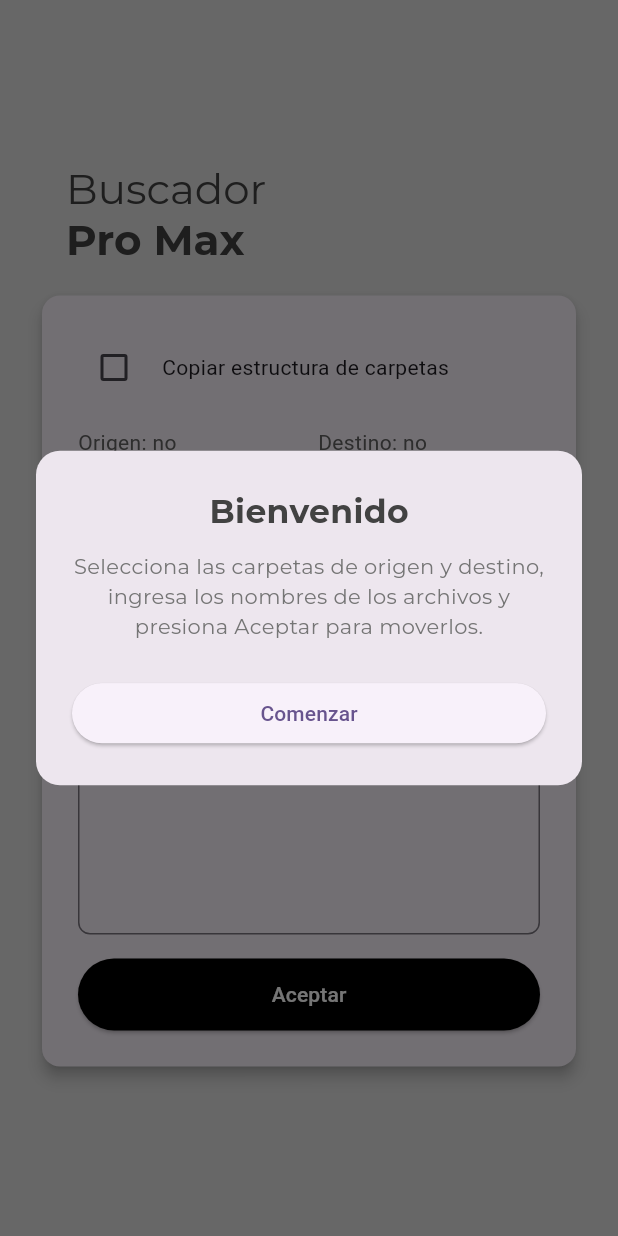
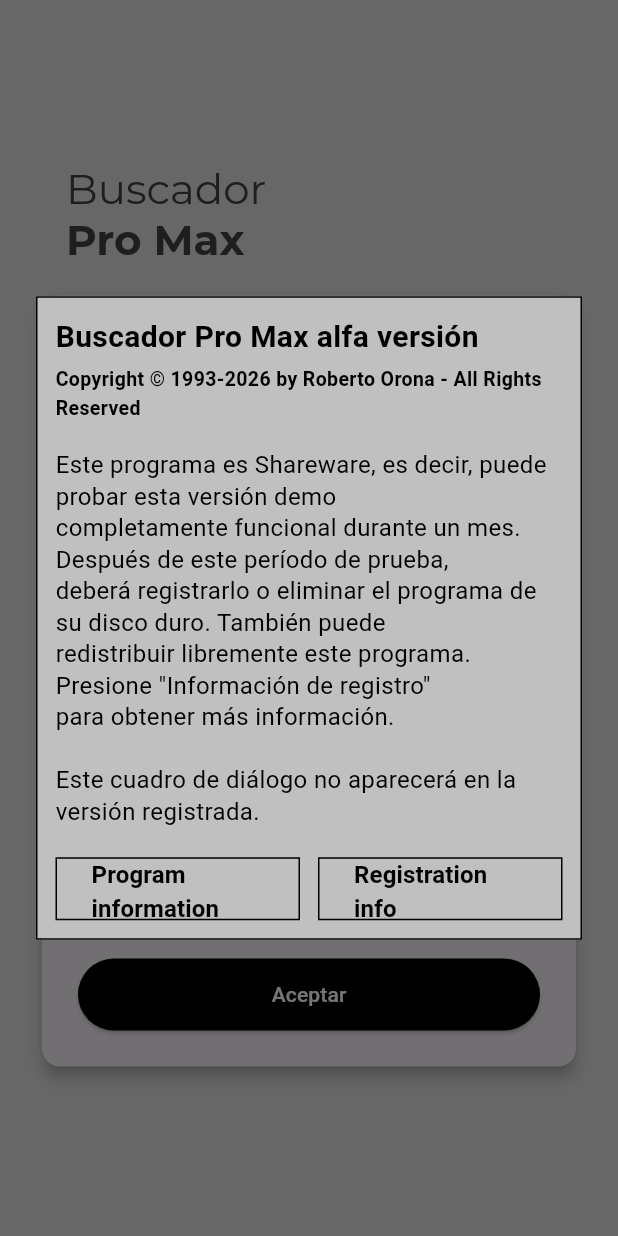
Before and after one commit to RobertoOrona90/buscador, a Flutter app: the screen it shows after launch, on a phone screen of 412 x 824 dp. Run offline on Flutter 3.47's test engine with Material 3 defaults, Android fonts, the phone set to English and light mode, and no system bars; our stand-ins replace file_picker, google_fonts; Roboto replaces fonts that are missing (Arial).

Commit message:
new version

```diff
--- a/lib/presentation/file_manager_widget.dart
+++ b/lib/presentation/file_manager_widget.dart
@@ -4,6 +4,7 @@ import 'package:buscador/presentation/file_input_field.dart';
 import 'package:buscador/presentation/file_manager_btn_accept.dart';
 import 'package:buscador/presentation/folder_selector_button.dart';
 import 'package:buscador/presentation/label_input_multiline.dart';
+import 'package:buscador/presentation/total_commander_dialog.dart';
 import 'package:buscador/helpers/dn_modals.dart';
 import 'package:file_picker/file_picker.dart';
 import 'package:flutter/material.dart';
@@ -31,40 +32,9 @@ class _FileManagerWidgetState extends State<FileManagerWidget> {
 
   Future<void> _showWelcomeDialog() async {
     await DnModals(context: context).showDialogWidget(
-      barrierDismissible: false,
-      child: Padding(
-        padding: const EdgeInsets.all(24.0),
-        child: Column(
-          mainAxisSize: MainAxisSize.min,
-          children: [
-            Text(
-              'Bienvenido',
-              style: GoogleFonts.montserrat(
-                fontSize: 22.0,
-                fontWeight: FontWeight.bold,
-                color: Colors.grey.shade800,
-              ),
-            ),
-            const SizedBox(height: 12.0),
-            Text(
-              'Selecciona las carpetas de origen y destino, ingresa los nombres de los archivos y presiona Aceptar para moverlos.',
-              style: GoogleFonts.montserrat(
-                fontSize: 14.0,
-                color: Colors.grey.shade600,
-              ),
-              textAlign: TextAlign.center,
-            ),
-            const SizedBox(height: 24.0),
-            SizedBox(
-              width: double.infinity,
-              child: ElevatedButton(
-                onPressed: () => Navigator.of(context).pop(),
-                child: const Text('Comenzar'),
-              ),
-            ),
-          ],
-        ),
-      ),
+      barrierDismissible: true,
+      borderRadius: BorderRadius.zero,
+      child: TotalCommanderDialog(),
     );
   }
 
--- /dev/null
+++ b/lib/presentation/total_commander_dialog.dart
@@ -0,0 +1,118 @@
+import 'package:flutter/material.dart';
+
+class TotalCommanderDialog extends StatelessWidget {
+  @override
+  Widget build(BuildContext context) {
+    return Container(
+      width: 720,
+      padding: const EdgeInsets.all(12),
+      decoration: BoxDecoration(
+        color: const Color(0xFFC0C0C0),
+        border: Border.all(color: Colors.black),
+      ),
+      child: Column(
+        mainAxisSize: MainAxisSize.min,
+        children: [
+          // Header
+          Row(
+            crossAxisAlignment: CrossAxisAlignment.start,
+            children: [
+              // Title + Subtitle
+              Expanded(
+                child: Column(
+                  crossAxisAlignment: CrossAxisAlignment.start,
+                  children: const [
+                    Text(
+                      'Buscador Pro Max alfa versión',
+                      style: TextStyle(
+                        fontSize: 20,
+                        fontWeight: FontWeight.bold,
+                        fontFamily: 'Arial',
+                        color: Colors.black,
+                      ),
+                    ),
+                    SizedBox(height: 4),
+                    Text(
+                      'Copyright © 1993-2026 by Roberto Orona - All Rights Reserved',
+                      style: TextStyle(
+                        fontSize: 13,
+                        fontWeight: FontWeight.bold,
+                        color: Colors.black,
+                      ),
+                    ),
+                  ],
+                ),
+              ),
+            ],
+          ),
+
+          const SizedBox(height: 18),
+
+          // Description
+          const Text(
+              'Este programa es Shareware, es decir, puede probar esta versión demo\n'
+  'completamente funcional durante un mes. Después de este período de prueba,\n'
+  'deberá registrarlo o eliminar el programa de su disco duro. También puede\n'
+  'redistribuir libremente este programa. Presione "Información de registro"\n'
+  'para obtener más información.\n\n'
+  'Este cuadro de diálogo no aparecerá en la versión registrada.',
+            style: TextStyle(
+              fontSize: 16,
+              color: Colors.black,
+              height: 1.3,
+            ),
+          ),
+
+          const SizedBox(height: 20),
+
+          // Buttons
+          Row(
+            children: [
+              Expanded(
+                child: _win95Button(
+                  text: 'Program information',
+                  onPressed: () {},
+                ),
+              ),
+              const SizedBox(width: 12),
+              Expanded(
+                child: _win95Button(
+                  text: 'Registration info',
+                  onPressed: () {},
+                ),
+              ),
+            ],
+          ),
+        ],
+      ),
+    );
+  }
+
+  Widget _win95Button({
+    required String text,
+    required VoidCallback onPressed,
+  }) {
+    return SizedBox(
+      height: 42,
+      child: ElevatedButton(
+        style: ElevatedButton.styleFrom(
+          backgroundColor: const Color(0xFFC0C0C0),
+          foregroundColor: Colors.black,
+          elevation: 0,
+          shape: RoundedRectangleBorder(
+            borderRadius: BorderRadius.zero,
+            side: const BorderSide(color: Colors.black),
+          ),
+        ),
+        onPressed: onPressed,
+        child: Text(
+          text,
+          style: const TextStyle(
+            fontSize: 16,
+            fontWeight: FontWeight.bold,
+          ),
+        ),
+      ),
+    );
+  }
+}
```
